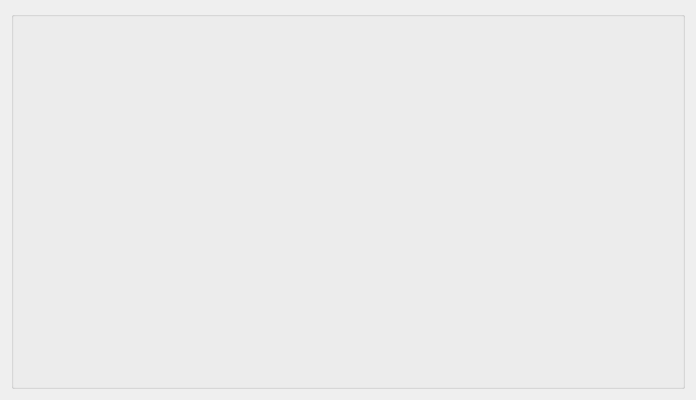
Qt form plugins/projectfilter/projectfiltersettings.ui (KDE/kdevelop) before a commit.
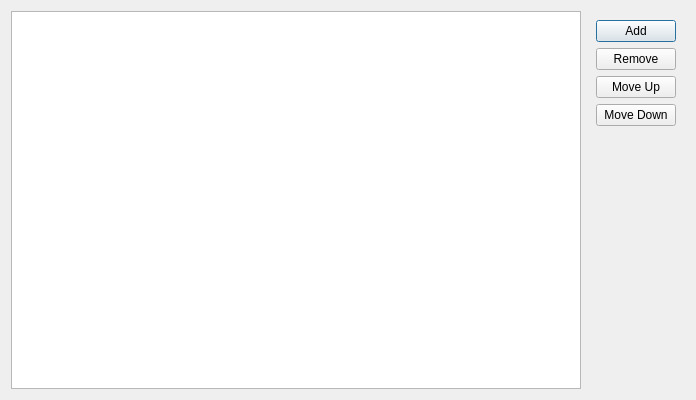
The same form after that commit. Icons and pictures are not drawn. Custom widgets are drawn as their Qt base class.

Commit message:
First steps towards the proper project filter config UI.
This is so far only about adding data to a model, missing are the
column editors to actually change the filters.

Patch:
```diff
--- a/plugins/projectfilter/projectfiltersettings.ui
+++ b/plugins/projectfilter/projectfiltersettings.ui
@@ -10,20 +10,61 @@
     <height>400</height>
    </rect>
   </property>
-  <layout class="QVBoxLayout" name="verticalLayout">
+  <layout class="QHBoxLayout" name="horizontalLayout">
    <item>
-    <widget class="KEditListBox" name="kcfg_filters"/>
+    <widget class="QTreeView" name="filters"/>
+   </item>
+   <item alignment="Qt::AlignTop">
+    <widget class="QWidget" name="widget" native="true">
+     <layout class="QVBoxLayout" name="verticalLayout">
+      <item>
+       <widget class="QPushButton" name="add">
+        <property name="text">
+         <string>Add</string>
+        </property>
+        <property name="icon">
+         <iconset theme="list-add"/>
+        </property>
+        <property name="default">
+         <bool>true</bool>
+        </property>
+       </widget>
+      </item>
+      <item>
+       <widget class="QPushButton" name="remove">
+        <property name="text">
+         <string>Remove</string>
+        </property>
+        <property name="icon">
+         <iconset theme="list-remove"/>
+        </property>
+       </widget>
+      </item>
+      <item>
+       <widget class="QPushButton" name="moveUp">
+        <property name="text">
+         <string>Move Up</string>
+        </property>
+        <property name="icon">
+         <iconset theme="arrow-up"/>
+        </property>
+       </widget>
+      </item>
+      <item>
+       <widget class="QPushButton" name="moveDown">
+        <property name="text">
+         <string>Move Down</string>
+        </property>
+        <property name="icon">
+         <iconset theme="arrow-down"/>
+        </property>
+       </widget>
+      </item>
+     </layout>
+    </widget>
    </item>
   </layout>
  </widget>
- <customwidgets>
-  <customwidget>
-   <class>KEditListBox</class>
-   <extends>QGroupBox</extends>
-   <header>keditlistbox.h</header>
-   <container>1</container>
-  </customwidget>
- </customwidgets>
  <resources/>
  <connections/>
 </ui>
```
The commit also changes 7 other files.
